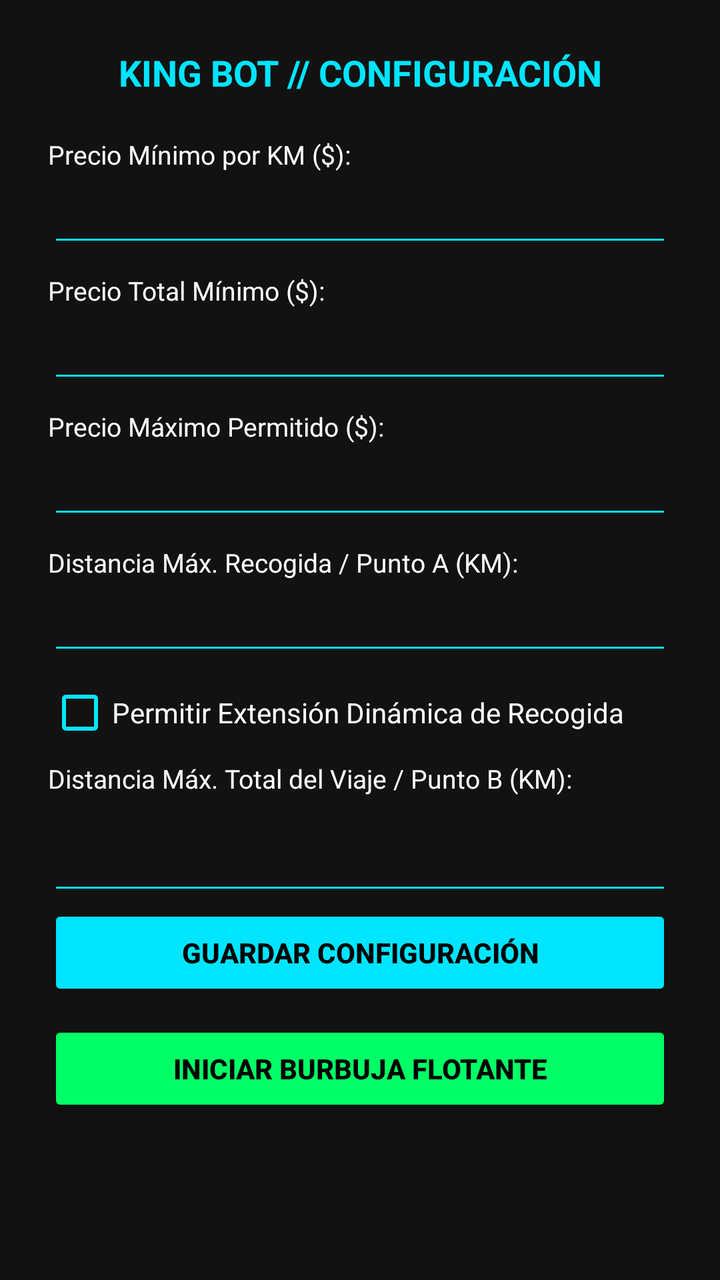
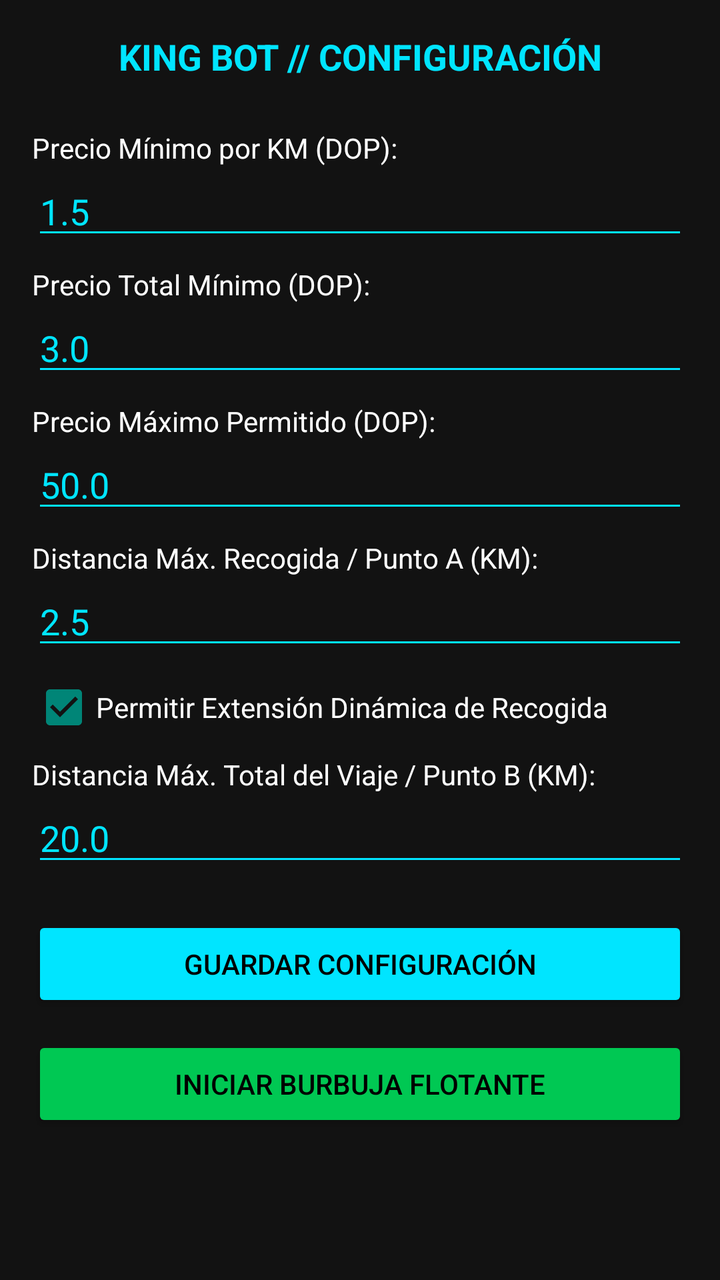

Before-and-after screenshots of an Android layout around one commit, followed by the original layout XML and the change that was made.
<!-- AndroidManifest.xml: application theme Theme.AppCompat.DayNight.NoActionBar -->
<!-- res/layout/activity_main.xml -->
<?xml version="1.0" encoding="utf-8"?>
<ScrollView xmlns:android="http://schemas.android.com/apk/res/android"
    android:layout_width="match_parent"
    android:layout_height="match_parent"
    android:background="#121212">

    <LinearLayout
        android:layout_width="match_parent"
        android:layout_height="wrap_content"
        android:orientation="vertical"
        android:padding="24dp">

        <TextView
            android:layout_width="match_parent"
            android:layout_height="wrap_content"
            android:text="KING BOT // CONFIGURACIÓN"
            android:textColor="#00E5FF"
            android:textSize="18sp"
            android:textStyle="bold"
            android:gravity="center"
            android:paddingBottom="20dp" />

        
        <TextView
            android:layout_width="match_parent"
            android:layout_height="wrap_content"
            android:text="Precio Mínimo por KM ($):"
            android:textColor="#FFFFFF"
            android:textSize="13sp" />
        <EditText
            android:id="@+id/etMinPriceKm"
            android:layout_width="match_parent"
            android:layout_height="wrap_content"
            android:inputType="numberDecimal"
            android:textColor="#00FF66"
            android:backgroundTint="#00E5FF"
            android:paddingBottom="8dp" />

        
        <TextView
            android:layout_width="match_parent"
            android:layout_height="wrap_content"
            android:text="Precio Total Mínimo ($):"
            android:textColor="#FFFFFF"
            android:textSize="13sp"
            android:layout_marginTop="8dp" />
        <EditText
            android:id="@+id/etMinPriceTotal"
            android:layout_width="match_parent"
            android:layout_height="wrap_content"
            android:inputType="numberDecimal"
            android:textColor="#00FF66"
            android:backgroundTint="#00E5FF"
            android:paddingBottom="8dp" />

        
        <TextView
            android:layout_width="match_parent"
            android:layout_height="wrap_content"
            android:text="Precio Máximo Permitido ($):"
            android:textColor="#FFFFFF"
            android:textSize="13sp"
            android:layout_marginTop="8dp" />
        <EditText
            android:id="@+id/etMaxPrice"
            android:layout_width="match_parent"
            android:layout_height="wrap_content"
            android:inputType="numberDecimal"
            android:textColor="#00FF66"
            android:backgroundTint="#00E5FF"
            android:paddingBottom="8dp" />

        
        <TextView
            android:layout_width="match_parent"
            android:layout_height="wrap_content"
            android:text="Distancia Máx. Recogida / Punto A (KM):"
            android:textColor="#FFFFFF"
            android:textSize="13sp"
            android:layout_marginTop="8dp" />
        <EditText
            android:id="@+id/etMaxPickup"
            android:layout_width="match_parent"
            android:layout_height="wrap_content"
            android:inputType="numberDecimal"
            android:textColor="#00FF66"
            android:backgroundTint="#00E5FF"
            android:paddingBottom="8dp" />

        
        <CheckBox
            android:id="@+id/cbDynamicPickup"
            android:layout_width="match_parent"
            android:layout_height="wrap_content"
            android:text="Permitir Extensión Dinámica de Recogida"
            android:textColor="#FFFFFF"
            android:buttonTint="#00E5FF"
            android:layout_marginTop="8dp" />

        
        <TextView
            android:layout_width="match_parent"
            android:layout_height="wrap_content"
            android:text="Distancia Máx. Total del Viaje / Punto B (KM):"
            android:textColor="#FFFFFF"
            android:textSize="13sp"
            android:layout_marginTop="8dp" />
        <EditText
            android:id="@+id/etMaxTrip"
            android:layout_width="match_parent"
            android:layout_height="wrap_content"
            android:inputType="numberDecimal"
            android:textColor="#00FF66"
            android:backgroundTint="#00E5FF"
            android:paddingBottom="20dp" />

        
        <Button
            android:id="@+id/btnSaveSettings"
            android:layout_width="match_parent"
            android:layout_height="wrap_content"
            android:text="GUARDAR CONFIGURACIÓN"
            android:backgroundTint="#00E5FF"
            android:textColor="#000000"
            android:textStyle="bold"
            android:layout_marginBottom="10dp" />

        
        <Button
            android:id="@+id/btnStartFloating"
            android:layout_width="match_parent"
            android:layout_height="wrap_content"
            android:text="INICIAR BURBUJA FLOTANTE"
            android:backgroundTint="#00FF66"
            android:textColor="#000000"
            android:textStyle="bold" />

    </LinearLayout>
</ScrollView>
<!-- resources referenced by this layout -->
<resources>

</resources>

<!-- the commit's change to res/layout/activity_main.xml (unified diff, before → after) -->
@@ -2,13 +2,13 @@
 <ScrollView xmlns:android="http://schemas.android.com/apk/res/android"
     android:layout_width="match_parent"
     android:layout_height="match_parent"
-    android:background="#121212">
+    android:background="#121212"
+    android:padding="16dp">
 
     <LinearLayout
         android:layout_width="match_parent"
         android:layout_height="wrap_content"
-        android:orientation="vertical"
-        android:padding="24dp">
+        android:orientation="vertical">
 
         <TextView
             android:layout_width="match_parent"
@@ -18,122 +18,110 @@
             android:textSize="18sp"
             android:textStyle="bold"
             android:gravity="center"
-            android:paddingBottom="20dp" />
+            android:layout_marginBottom="16dp"/>
 
-        
         <TextView
-            android:layout_width="match_parent"
+            android:layout_width="wrap_content"
             android:layout_height="wrap_content"
-            android:text="Precio Mínimo por KM ($):"
+            android:text="Precio Mínimo por KM (DOP):"
             android:textColor="#FFFFFF"
-            android:textSize="13sp" />
+            android:layout_marginTop="8dp"/>
         <EditText
-            android:id="@+id/etMinPriceKm"
+            android:id="@+id/etMinPricePerKm"
             android:layout_width="match_parent"
             android:layout_height="wrap_content"
             android:inputType="numberDecimal"
-            android:textColor="#00FF66"
-            android:backgroundTint="#00E5FF"
-            android:paddingBottom="8dp" />
+            android:text="1.5"
+            android:textColor="#00E5FF"
+            android:backgroundTint="#00E5FF"/>
 
-        
         <TextView
-            android:layout_width="match_parent"
+            android:layout_width="wrap_content"
             android:layout_height="wrap_content"
-            android:text="Precio Total Mínimo ($):"
+            android:text="Precio Total Mínimo (DOP):"
             android:textColor="#FFFFFF"
-            android:textSize="13sp"
-            android:layout_marginTop="8dp" />
+            android:layout_marginTop="8dp"/>
         <EditText
-            android:id="@+id/etMinPriceTotal"
+            android:id="@+id/etMinTotalPrice"
             android:layout_width="match_parent"
             android:layout_height="wrap_content"
             android:inputType="numberDecimal"
-            android:textColor="#00FF66"
-            android:backgroundTint="#00E5FF"
-            android:paddingBottom="8dp" />
+            android:text="3.0"
+            android:textColor="#00E5FF"
+            android:backgroundTint="#00E5FF"/>
 
-        
         <TextView
-            android:layout_width="match_parent"
+            android:layout_width="wrap_content"
             android:layout_height="wrap_content"
-            android:text="Precio Máximo Permitido ($):"
+            android:text="Precio Máximo Permitido (DOP):"
             android:textColor="#FFFFFF"
-            android:textSize="13sp"
-            android:layout_marginTop="8dp" />
+            android:layout_marginTop="8dp"/>
         <EditText
             android:id="@+id/etMaxPrice"
             android:layout_width="match_parent"
             android:layout_height="wrap_content"
             android:inputType="numberDecimal"
-            android:textColor="#00FF66"
-            android:backgroundTint="#00E5FF"
-            android:paddingBottom="8dp" />
+            android:text="50.0"
+            android:textColor="#00E5FF"
+            android:backgroundTint="#00E5FF"/>
 
-        
         <TextView
-            android:layout_width="match_parent"
+            android:layout_width="wrap_content"
             android:layout_height="wrap_content"
             android:text="Distancia Máx. Recogida / Punto A (KM):"
             android:textColor="#FFFFFF"
-            android:textSize="13sp"
-            android:layout_marginTop="8dp" />
+            android:layout_marginTop="8dp"/>
         <EditText
-            android:id="@+id/etMaxPickup"
+            android:id="@+id/etMaxPickupDist"
             android:layout_width="match_parent"
             android:layout_height="wrap_content"
             android:inputType="numberDecimal"
-            android:textColor="#00FF66"
-            android:backgroundTint="#00E5FF"
-            android:paddingBottom="8dp" />
+            android:text="2.5"
+            android:textColor="#00E5FF"
+            android:backgroundTint="#00E5FF"/>
 
-        
         <CheckBox
             android:id="@+id/cbDynamicPickup"
-            android:layout_width="match_parent"
+            android:layout_width="wrap_content"
             android:layout_height="wrap_content"
             android:text="Permitir Extensión Dinámica de Recogida"
             android:textColor="#FFFFFF"
-            android:buttonTint="#00E5FF"
-            android:layout_marginTop="8dp" />
+            android:checked="true"
+            android:layout_marginTop="8dp"/>
 
-        
         <TextView
-            android:layout_width="match_parent"
+            android:layout_width="wrap_content"
             android:layout_height="wrap_content"
             android:text="Distancia Máx. Total del Viaje / Punto B (KM):"
             android:textColor="#FFFFFF"
-            android:textSize="13sp"
-            android:layout_marginTop="8dp" />
+            android:layout_marginTop="8dp"/>
         <EditText
-            android:id="@+id/etMaxTrip"
+            android:id="@+id/etMaxTotalDist"
             android:layout_width="match_parent"
             android:layout_height="wrap_content"
             android:inputType="numberDecimal"
-            android:textColor="#00FF66"
-            android:backgroundTint="#00E5FF"
-            android:paddingBottom="20dp" />
+            android:text="20.0"
+            android:textColor="#00E5FF"
+            android:backgroundTint="#00E5FF"/>
 
-        
         <Button
-            android:id="@+id/btnSaveSettings"
+            android:id="@+id/btnSaveConfig"
             android:layout_width="match_parent"
             android:layout_height="wrap_content"
             android:text="GUARDAR CONFIGURACIÓN"
             android:backgroundTint="#00E5FF"
             android:textColor="#000000"
-            android:textStyle="bold"
-            android:layout_marginBottom="10dp" />
+            android:layout_marginTop="20dp"/>
 
-        
         <Button
-            android:id="@+id/btnStartFloating"
+            android:id="@+id/btnStartBubble"
             android:layout_width="match_parent"
             android:layout_height="wrap_content"
             android:text="INICIAR BURBUJA FLOTANTE"
-            android:backgroundTint="#00FF66"
+            android:backgroundTint="#00C853"
             android:textColor="#000000"
-            android:textStyle="bold" />
+            android:layout_marginTop="12dp"
+            android:layout_marginBottom="24dp"/>
 
     </LinearLayout>
 </ScrollView>
